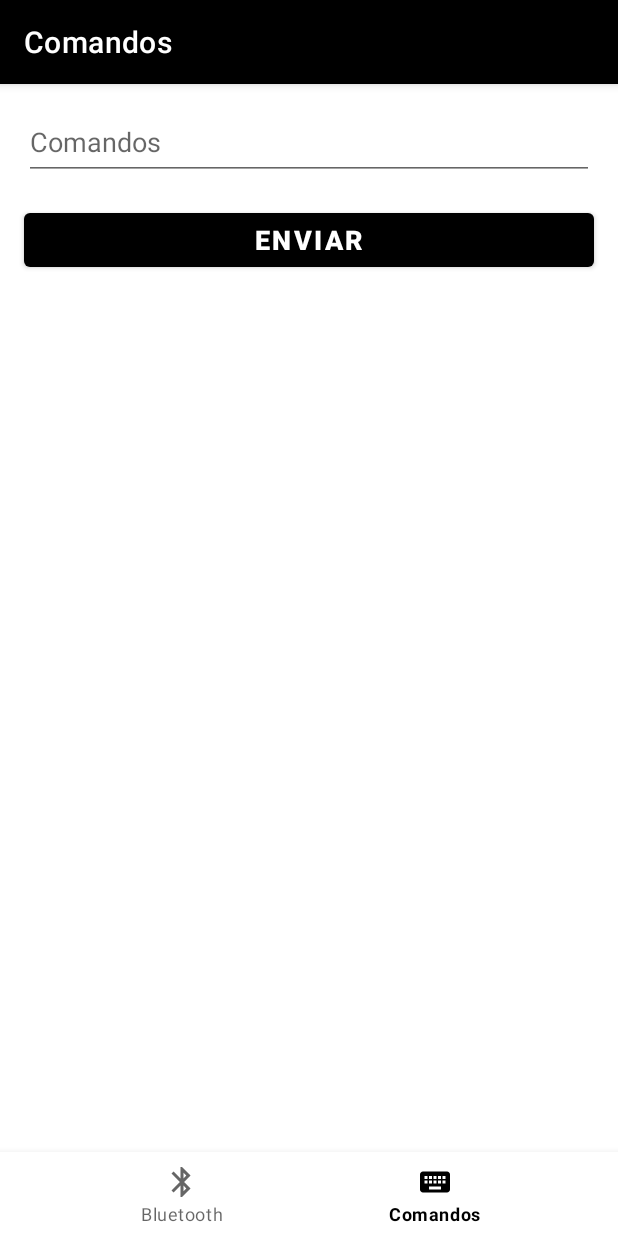
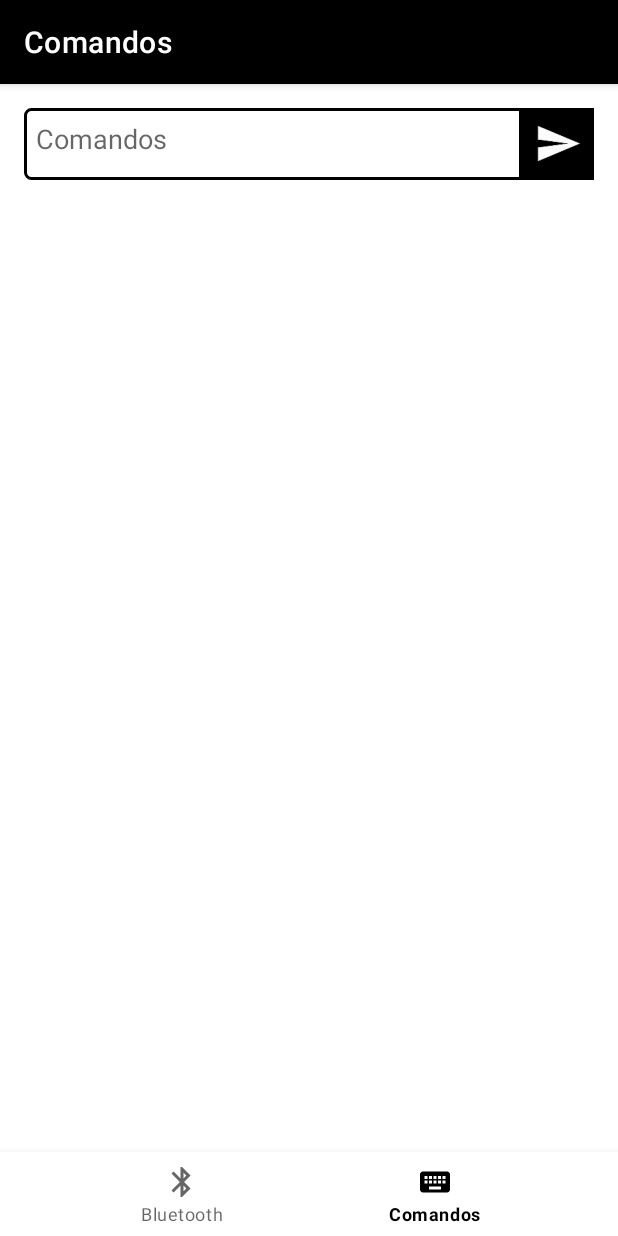
Before and after one commit to fdacio/BluetoothCommands, an Android app: the CommandsFragment screen opened through its navigation route, on a phone screen of 412 x 824 dp. Run offline under Robolectric (Android 15) with nearby library versions, the phone set to English and light mode, and no system bars; our stand-ins replace navigation-ui.

Commit message:
Novas atualizações

```diff
--- a/app/src/main/java/com/example/bluetoothcommands/ui/commands/CommandsFragment.java
+++ b/app/src/main/java/com/example/bluetoothcommands/ui/commands/CommandsFragment.java
@@ -10,8 +10,8 @@
 import android.view.View;
 import android.view.ViewGroup;
 import android.widget.ArrayAdapter;
-import android.widget.Button;
 import android.widget.EditText;
+import android.widget.ImageButton;
 import android.widget.ListView;
 import android.widget.Toast;
 
@@ -48,7 +48,7 @@
         root = inflater.inflate(R.layout.fragment_commands, container, false);
         editTextCommand = root.findViewById(R.id.editTextCommand);
         listViewData = root.findViewById(R.id.listViewData);
-        Button buttonSend = root.findViewById(R.id.button_send);
+        ImageButton buttonSend = root.findViewById(R.id.button_send);
 
         buttonSend.setOnClickListener(v -> {
             if (!BluetoothInstance.isConnected()) {
--- /dev/null
+++ b/app/src/main/res/drawable/edit_command_background.xml
@@ -0,0 +1,11 @@
+<?xml version="1.0" encoding="utf-8"?>
+<selector xmlns:android="http://schemas.android.com/apk/res/android">
+    <item>
+        <shape android:shape="rectangle">
+            <solid android:color="#fff"/> <!-- cor do sólido -->
+            <corners android:bottomLeftRadius="4dp" android:topLeftRadius="4dp"/> <!-- valor do arredondamento das bordas -->
+            <stroke android:color="#000" android:width="2dp"/> <!-- cor da borda e tamanho dela -->
+            <padding android:bottom="8dp" android:left="8dp" android:right="8dp" android:top="8dp"/>
+        </shape>
+    </item>
+</selector>
--- a/app/src/main/res/layout/fragment_commands.xml
+++ b/app/src/main/res/layout/fragment_commands.xml
@@ -12,30 +12,32 @@
         android:layout_height="wrap_content"
         android:layout_marginStart="16dp"
         android:layout_marginTop="16dp"
-        android:layout_marginEnd="16dp"
+        android:layout_marginEnd="64dp"
+        android:background="@drawable/edit_command_background"
         android:ems="10"
         android:gravity="start|top"
         android:hint="@string/title_commands"
         android:importantForAutofill="no"
-        android:inputType="textCapSentences"
         android:minHeight="48dp"
+        android:singleLine="true"
+        android:textColor="@color/black"
         app:layout_constraintEnd_toEndOf="parent"
         app:layout_constraintStart_toStartOf="parent"
         app:layout_constraintTop_toTopOf="parent" />
 
-    <Button
+    <ImageButton
         android:id="@+id/button_send"
-        android:layout_width="0dp"
+        android:layout_width="wrap_content"
         android:layout_height="wrap_content"
-        android:layout_marginStart="16dp"
-        android:layout_marginTop="16dp"
         android:layout_marginEnd="16dp"
-        android:text="@string/button_send"
-        android:textSize="18sp"
-        android:textStyle="bold"
+        android:background="@color/black"
+        android:contentDescription="@string/button_send"
+        android:src="@mipmap/ic_send"
+        app:layout_constraintBottom_toBottomOf="@+id/editTextCommand"
         app:layout_constraintEnd_toEndOf="parent"
-        app:layout_constraintStart_toStartOf="parent"
-        app:layout_constraintTop_toBottomOf="@+id/editTextCommand" />
+        app:layout_constraintStart_toEndOf="@+id/editTextCommand"
+        app:layout_constraintTop_toTopOf="@+id/editTextCommand"
+        tools:src="@mipmap/ic_send" />
 
     <ListView
         android:id="@+id/listViewData"
@@ -44,12 +46,13 @@
         android:layout_marginStart="16dp"
         android:layout_marginTop="16dp"
         android:layout_marginEnd="16dp"
-        android:layout_marginBottom="64dp"
+        android:layout_marginBottom="16dp"
         android:stackFromBottom="true"
         android:transcriptMode="normal"
         app:layout_constraintBottom_toBottomOf="parent"
         app:layout_constraintEnd_toEndOf="parent"
+        app:layout_constraintHorizontal_bias="1.0"
         app:layout_constraintStart_toStartOf="parent"
-        app:layout_constraintTop_toBottomOf="@+id/button_send" />
+        app:layout_constraintTop_toBottomOf="@+id/editTextCommand" />
 
 </androidx.constraintlayout.widget.ConstraintLayout>
```
Also changed, not shown: app/src/main/res/mipmap-hdpi/ic_send.png (added), app/src/main/res/mipmap-mdpi/ic_send.png (added), app/src/main/res/mipmap-xhdpi/ic_send.png (added), app/src/main/res/mipmap-xxhdpi/ic_send.png (added), app/src/main/res/mipmap-xxxhdpi/ic_send.png (added).
